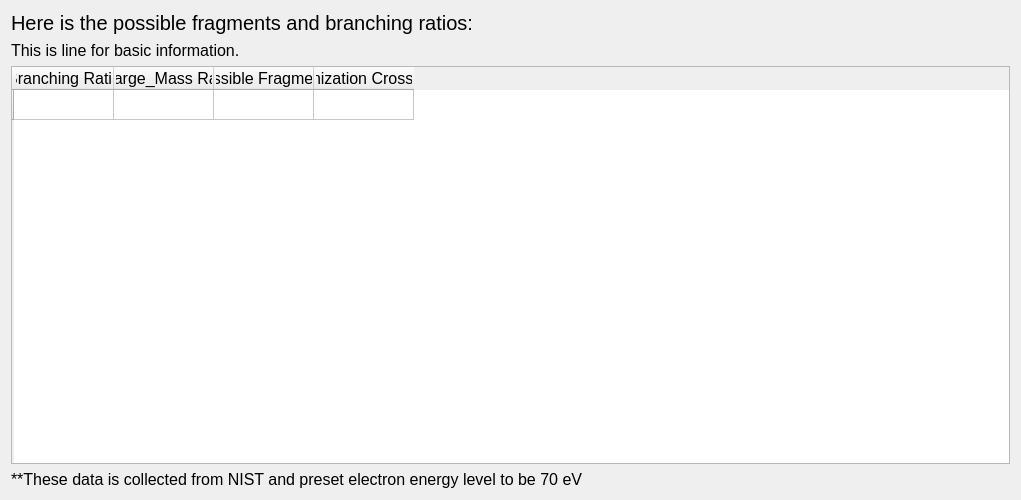
Above: SDIC Project/show_fragments.ui from Yintai-Ding/SDIC-Project-YintaiDing before the change. Below: the same form after it.
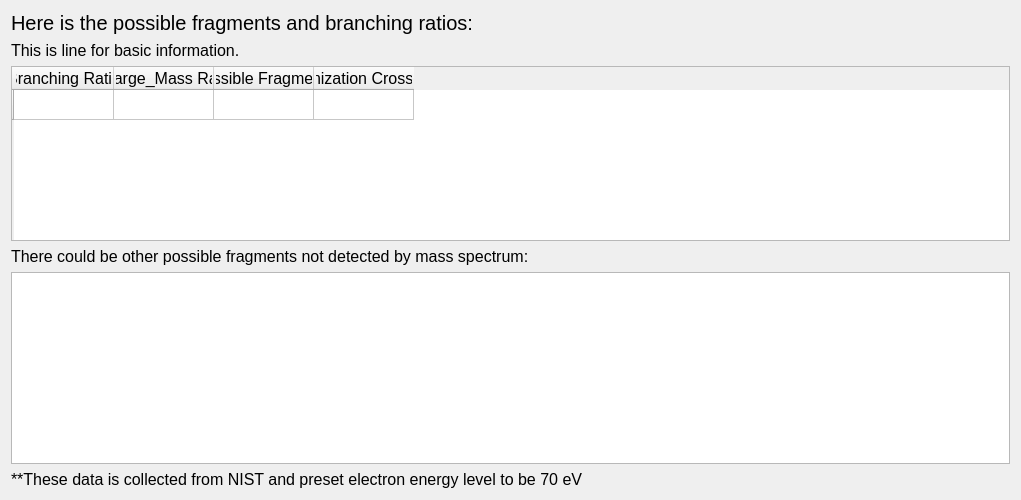
That is the form after the change.

```diff
--- a/SDIC Project/show_fragments.ui
+++ b/SDIC Project/show_fragments.ui
@@ -97,6 +97,29 @@
        </column>
       </widget>
      </item>
+     <item>
+      <widget class="QLabel" name="label_possible">
+       <property name="font">
+        <font>
+         <family>Arial</family>
+         <pointsize>12</pointsize>
+        </font>
+       </property>
+       <property name="text">
+        <string>There could be other possible fragments not detected by mass spectrum: </string>
+       </property>
+      </widget>
+     </item>
+     <item>
+      <widget class="QTextBrowser" name="other_possible">
+       <property name="font">
+        <font>
+         <family>Arial</family>
+         <pointsize>12</pointsize>
+        </font>
+       </property>
+      </widget>
+     </item>
      <item>
       <widget class="QLabel" name="information">
        <property name="font">
```
